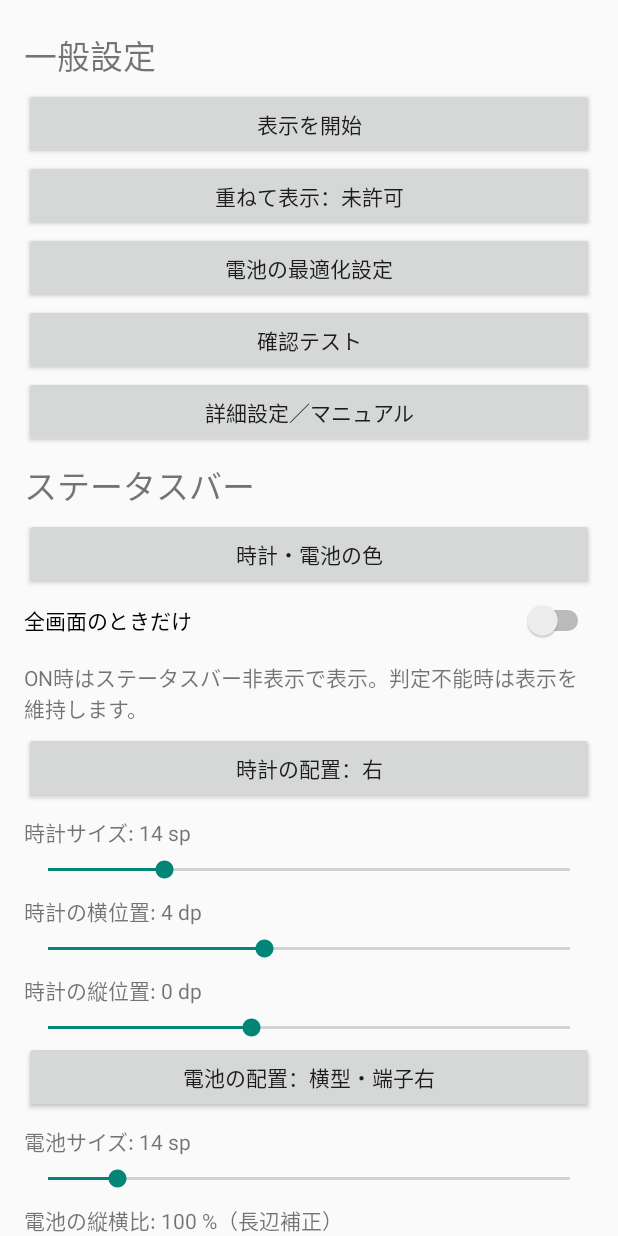
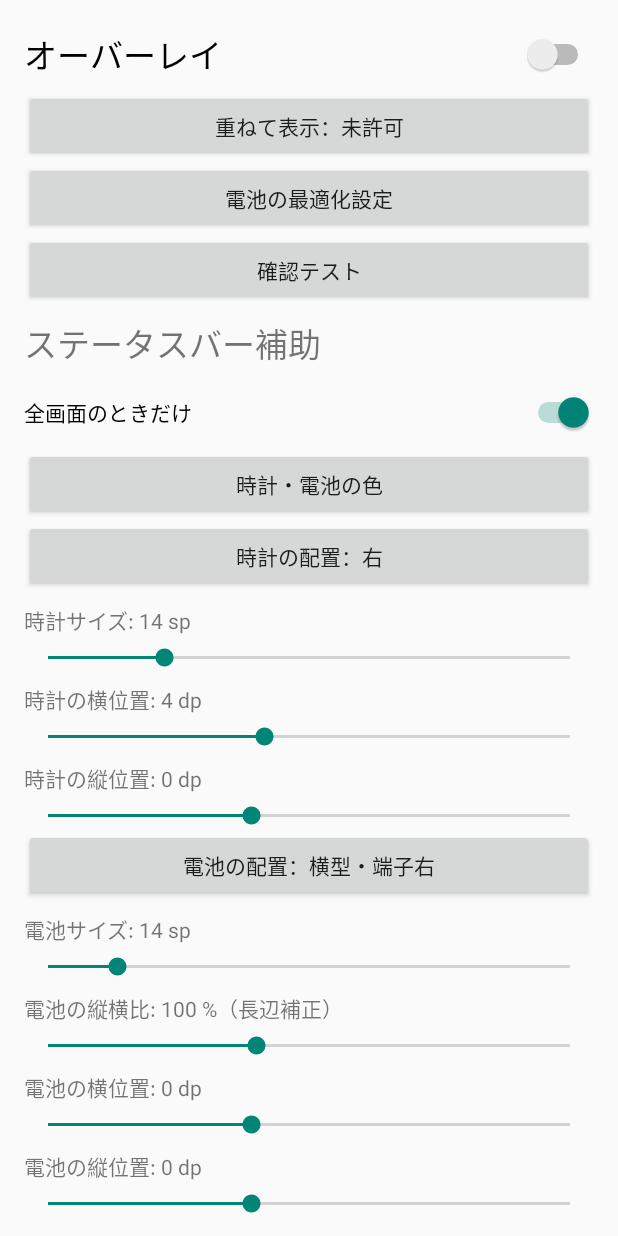
Before and after one commit to xiaqui/overlay, an Android app: the screen it shows after launch (MainActivity), on a phone screen of 412 x 824 dp. Run offline under Robolectric (Android 15) with nearby library versions, the phone set to English and light mode, and no system bars.

Commit message:
feat: reorganize Overlay settings and simplify per-app visibility

```diff
--- a/app/src/main/java/com/xiaqui/overlay/MainActivity.kt
+++ b/app/src/main/java/com/xiaqui/overlay/MainActivity.kt
@@ -2,6 +2,7 @@ package com.xiaqui.overlay
 
 import android.app.*
 import android.content.Intent
+import android.content.SharedPreferences
 import android.os.Bundle
 import android.net.Uri
 import android.provider.Settings as SystemSettings
@@ -12,110 +13,161 @@ import android.widget.*
 class MainActivity: Activity() {
     private lateinit var settings: Settings
     private lateinit var content: LinearLayout
+    private var overlaySwitch: Switch?=null
+    private val enabledListener=SharedPreferences.OnSharedPreferenceChangeListener { _, key ->
+        if(key=="enabled")overlaySwitch?.isChecked=settings.bool("enabled")
+    }
     override fun onCreate(state: Bundle?) { super.onCreate(state);settings=Settings(this) }
     override fun onResume() { super.onResume();if(settings.bool("enabled")) OverlayService.start(this);showSettings() }
+    override fun onStart() { super.onStart();settings.prefs.registerOnSharedPreferenceChangeListener(enabledListener) }
+    override fun onStop() { settings.prefs.unregisterOnSharedPreferenceChangeListener(enabledListener);super.onStop() }
     private fun text(value: String,size: Float=14f) = TextView(this).apply { text=value;textSize=size;setPadding(0,12,0,8) }
-    private fun button(label: String,action: ()->Unit) { content.addView(Button(this).apply { text=label;setOnClickListener { action() } }) }
-    private fun toggle(label: String,key: String,default: Boolean=false) {
-        content.addView(Switch(this).apply {
-            text=label;isChecked=settings.bool(key,default);setPadding(0,14,0,14)
-            setOnCheckedChangeListener { _, value -> if(settings.bool(key,default)!=value)settings.set(key,value) }
-        })
+    private fun button(label: String,action: ()->Unit)=Button(this).apply {
+        text=label;setOnClickListener { action() };content.addView(this)
     }
-    private fun slider(label: String,key: String,min: Int,max: Int,default: Int,unit: String=if(key=="size")"sp" else "dp") {
+    private fun switchRow(label: String,checked: Boolean,heading: Boolean=false,change: (Boolean)->Unit)=Switch(this).apply {
+        text=label;isChecked=checked
+        val density=resources.displayMetrics.density
+        minHeight=(48*density).toInt()
+        switchPadding=(12*density).toInt()
+        if(heading)textSize=22f
+        setOnCheckedChangeListener { _,value->change(value) }
+        content.addView(this)
+    }
+    private fun toggle(label: String,key: String,default: Boolean=false)=switchRow(label,settings.bool(key,default)) {
+        if(settings.bool(key,default)!=it)settings.set(key,it)
+    }
+    private fun slider(label: String,key: String,min: Int,max: Int,default: Int,unit: String=if(key=="size")"sp" else "dp",parent: LinearLayout=content): Pair<TextView,SeekBar> {
         val current=settings.number(key,default).coerceIn(min,max)
-        val title=text("$label: $current $unit");content.addView(title)
-        content.addView(SeekBar(this).apply {
+        val title=text("$label: $current $unit");parent.addView(title)
+        var dragging=false
+        val bar=SeekBar(this).apply {
             this.max=max-min;progress=current-min
             setOnSeekBarChangeListener(object: SeekBar.OnSeekBarChangeListener {
-                override fun onProgressChanged(bar: SeekBar,value: Int,fromUser: Boolean) { title.text="$label: ${value+min} $unit" }
-                override fun onStartTrackingTouch(bar: SeekBar) {}
-                override fun onStopTrackingTouch(bar: SeekBar) { settings.set(key,bar.progress+min) }
+                override fun onProgressChanged(bar: SeekBar,value: Int,fromUser: Boolean) {
+                    title.text="$label: ${value+min} $unit"
+                    if(fromUser && bar.isEnabled && !dragging)settings.set(key,value+min)
+                }
+                override fun onStartTrackingTouch(bar: SeekBar) { dragging=true }
+                override fun onStopTrackingTouch(bar: SeekBar) {
+                    dragging=false
+                    if(bar.isEnabled)settings.set(key,bar.progress+min)
+                }
             })
-        })
+        }
+        parent.addView(bar)
+        return title to bar
     }
-    private fun choice(title: String,labels: Array<String>,selected: Int,refresh: Boolean=true,save: (Int)->Unit) {
+    private fun choice(title: String,labels: Array<String>,selected: Int,save: (Int)->Unit) {
         AlertDialog.Builder(this).setTitle(title).setSingleChoiceItems(labels,selected) { dialog,n->
             if(n!=selected)save(n)
             dialog.dismiss()
-            if(n!=selected && refresh)showSettings()
         }.setNegativeButton("戻る",null).show()
     }
     private fun showSettings() {
         content=LinearLayout(this).apply { orientation=LinearLayout.VERTICAL;setPadding(24,18,24,24) }
         setContentView(ScrollView(this).apply { addView(content) })
         fun section(label: String) { content.addView(text(label,22f)) }
-        section("一般設定")
-        button(if(settings.bool("enabled"))"表示を停止" else "表示を開始") {
-            if(!SystemSettings.canDrawOverlays(this))
+        overlaySwitch=switchRow("オーバーレイ",settings.bool("enabled"),heading=true) { enabled->
+            if(enabled==settings.bool("enabled"))Unit
+            else if(enabled && !SystemSettings.canDrawOverlays(this)) {
+                overlaySwitch?.isChecked=false
                 startActivity(Intent(SystemSettings.ACTION_MANAGE_OVERLAY_PERMISSION,Uri.parse("package:$packageName")))
-            else {
-                val enabled=!settings.bool("enabled");settings.set("enabled",enabled)
+            } else {
+                settings.set("enabled",enabled)
                 if(enabled)OverlayService.start(this) else stopService(Intent(this,OverlayService::class.java))
             }
-            showSettings()
         }
         button(if(SystemSettings.canDrawOverlays(this))"重ねて表示：許可済み" else "重ねて表示：未許可") {
             startActivity(Intent(SystemSettings.ACTION_MANAGE_OVERLAY_PERMISSION,Uri.parse("package:$packageName")))
         }
         button("電池の最適化設定") { startActivity(Intent(SystemSettings.ACTION_IGNORE_BATTERY_OPTIMIZATION_SETTINGS)) }
         button("確認テスト") { startActivity(Intent(this,PreviewActivity::class.java)) }
-        button("詳細設定／マニュアル") { showDetails() }
-        section("ステータスバー")
+        section("ステータスバー補助")
+        toggle("全画面のときだけ","fullscreen",Settings.FULLSCREEN_DEFAULT)
         button("時計・電池の色") {
-            choice("時計・電池の色",arrayOf("白（標準）","薄い灰色","濃い灰色"),settings.number("color",0),refresh=false) { settings.set("color",it) }
+            choice("時計・電池の色",arrayOf("白（標準）","薄い灰色","濃い灰色"),settings.number("color",0)) { settings.set("color",it) }
         }
-        toggle("全画面のときだけ","fullscreen")
-        content.addView(text("ON時はステータスバー非表示で表示。判定不能時は表示を維持します。"))
-        val clockPosition=if(!settings.bool("clock",true))2 else if(settings.clockOnLeft())1 else 0
-        button("時計の配置："+arrayOf("右","左","なし")[clockPosition]) {
-            choice("時計の配置",arrayOf("右","左","なし"),clockPosition) {
-                if(it==2)settings.set("clock",false)
-                else { settings.set("clock_left",it==1);settings.set("clock",true) }
+        fun group()=LinearLayout(this).apply { orientation=LinearLayout.VERTICAL }
+        val clockGroup=group()
+        val clockLabels=arrayOf("右","左","なし")
+        fun clockLabel(i: Int)="時計の配置："+clockLabels[i]
+        var clockPosition=if(!settings.bool("clock",true))2 else if(settings.clockOnLeft())1 else 0
+        val clockButton=button(clockLabel(clockPosition)) {}
+        clockButton.setOnClickListener {
+            choice("時計の配置",clockLabels,clockPosition) {
+                settings.prefs.edit().apply {
+                    putBoolean("clock",it!=2)
+                    if(it!=2)putBoolean("clock_left",it==1)
+                }.apply()
+                clockPosition=it
+                clockButton.text=clockLabel(it);clockGroup.visibility=if(it==2)View.GONE else View.VISIBLE
             }
         }
-        if(settings.bool("clock",true)) {
-            slider("時計サイズ","size",10,28,14)
-            slider("時計の横位置","x",Settings.MIN_OFFSET_DP,Settings.MAX_OFFSET_DP,4)
-            slider("時計の縦位置","y",Settings.MIN_OFFSET_DP,Settings.MAX_OFFSET_DP,0)
-        }
+        content.addView(clockGroup)
+        slider("時計サイズ","size",10,28,14,parent=clockGroup)
+        slider("時計の横位置","x",Settings.MIN_OFFSET_DP,Settings.MAX_OFFSET_DP,4,parent=clockGroup)
+        slider("時計の縦位置","y",Settings.MIN_OFFSET_DP,Settings.MAX_OFFSET_DP,0,parent=clockGroup)
+        clockGroup.visibility=if(clockPosition==2)View.GONE else View.VISIBLE
         val directions=arrayOf("横型・端子右","横型・端子左","縦型・端子上","なし")
-        val batteryPosition=if(settings.bool("battery",true))settings.batteryDirection() else 3
-        button("電池の配置："+directions[batteryPosition]) {
+        var batteryPosition=if(settings.bool("battery",true))settings.batteryDirection() else 3
+        val batteryGroup=group()
+        val batteryButton=button("電池の配置："+directions[batteryPosition]) {}
+        batteryButton.setOnClickListener {
             choice("電池の配置",directions,batteryPosition) {
-                if(it==3)settings.set("battery",false)
-                else { settings.setBatteryDirection(it);settings.set("battery",true) }
+                settings.prefs.edit().apply {
+                    putBoolean("battery",it!=3)
+                    if(it!=3)putInt("battery_direction",it).putBoolean("battery_reversed",it==1)
+                }.apply()
+                batteryPosition=it
+                batteryButton.text="電池の配置："+directions[it]
+                batteryGroup.visibility=if(it==3)View.GONE else View.VISIBLE
             }
         }
-        if(settings.bool("battery",true)) {
-            slider("電池サイズ","battery_size",10,40,settings.batterySize(),"sp")
-            slider("電池の縦横比","battery_aspect",60,160,100,"%（長辺補正）")
-            slider("電池の横位置","battery_x",Settings.MIN_OFFSET_DP,Settings.MAX_OFFSET_DP,0)
-            slider("電池の縦位置","battery_y",Settings.MIN_OFFSET_DP,Settings.MAX_OFFSET_DP,0)
+        content.addView(batteryGroup)
+        slider("電池サイズ","battery_size",10,40,settings.batterySize(),"sp",batteryGroup)
+        slider("電池の縦横比","battery_aspect",60,160,100,"%（長辺補正）",batteryGroup)
+        slider("電池の横位置","battery_x",Settings.MIN_OFFSET_DP,Settings.MAX_OFFSET_DP,0,parent=batteryGroup)
+        slider("電池の縦位置","battery_y",Settings.MIN_OFFSET_DP,Settings.MAX_OFFSET_DP,0,parent=batteryGroup)
+        batteryGroup.visibility=if(batteryPosition==3)View.GONE else View.VISIBLE
+        lateinit var unified: Switch
+        lateinit var recents: Switch
+        switchRow("ナビゲーションバー着色",settings.navbarEnabled(),heading=true) {
+            settings.set("navbar_enabled",it)
+            unified.isEnabled=it;recents.isEnabled=it
         }
-        section("ナビゲーションバー")
-        toggle("ナビバー着色","navbar_enabled")
-        toggle("上部バーにも同じ色を適用","navbar_unified")
-        toggle("Recentsでは着色しない","navbar_recents_off")
-        content.addView(text("着色OFF中も下の2設定を保持しますが適用しません。"))
+        unified=toggle("上部バーにも同じ色を適用","navbar_unified").apply { isEnabled=settings.navbarEnabled() }
+        recents=toggle("Recentsでは着色しない","navbar_recents_off").apply { isEnabled=settings.navbarEnabled() }
         content.addView(text("Recents停止をONにすると一部端末ではHomeも無着色。判定不能時は着色を維持します。"))
         content.addView(text("固定色優先、それ以外は自動推定。明るい色ではボタンの視認性に注意。"))
-        section("ラウンドコーナー")
-        toggle("上の角丸","top");toggle("下の角丸","bottom")
-        slider("角丸半径","radius",0,64,18)
-        content.addView(text("上下OFF中は半径を保持しますが適用しません。"))
-        section("アプリ別設定")
         button(if(OverlayService.usageAllowed(this))"使用状況へのアクセス：許可済み" else "使用状況へのアクセス：未許可") {
             startActivity(Intent(SystemSettings.ACTION_USAGE_ACCESS_SETTINGS))
         }
-        if(!OverlayService.usageAllowed(this))content.addView(text("未許可でも設定は編集できますが、前面アプリへ適用されません。"))
+        lateinit var radius: Pair<TextView,SeekBar>
+        val partial=text(when(settings.defaultMask()) {
+            1->"以前の設定：上の角丸のみ有効"
+            2->"以前の設定：下の角丸のみ有効"
+            else->""
+        })
+        // A legacy one-sided mask counts as enabled until the user explicitly toggles it.
+        switchRow("ラウンドコーナー",settings.defaultMask()!=0,heading=true) {
+            settings.setCornersEnabled(it)
+            radius.first.isEnabled=it;radius.second.isEnabled=it
+            partial.visibility=View.GONE
+        }
+        partial.visibility=if(partial.text.isEmpty())View.GONE else View.VISIBLE
+        content.addView(partial)
+        radius=slider("角丸半径","radius",0,64,18)
+        radius.first.isEnabled=settings.defaultMask()!=0;radius.second.isEnabled=settings.defaultMask()!=0
+        section("詳細設定")
         button("アプリ別設定") { chooseApp() }
+        button("マニュアルと診断") { showDetails() }
     }
     internal fun refreshForTest()=showSettings()
     private fun showDetails() {
         val box=LinearLayout(this).apply { orientation=LinearLayout.VERTICAL;setPadding(24,12,24,12) }
         box.addView(text("使い方",18f))
-        box.addView(text("「表示を開始」には重ねて表示の許可が必要です。時計と電池は配置で「なし」を選ぶと非表示になり、サイズや位置は保存されます。全画面のときだけを使う場合、アプリ別例外には使用状況へのアクセスが必要です。"))
+        box.addView(text("オーバーレイの開始には重ねて表示の許可が必要です。停止中も設定は編集できます。時計と電池は配置で「なし」を選ぶと非表示になり、サイズや位置は保存されます。「自動判定」は全画面のときだけの設定に従います。アプリ別の「常に表示」「表示しない」は全画面設定にかかわらず適用し、全体の配置で「なし」にしたものは表示しません。アプリ別設定の適用には使用状況へのアクセスが必要です。"))
         box.addView(text("ナビゲーションバーとラウンドコーナー",18f))
         box.addView(text("着色はアプリ別固定色を優先し、未指定ならテーマやアイコンから推定します。「なし」は着色しません。Recents停止は端末によりHomeも対象になります。明るい固定色ではOSのナビボタンが読みにくい場合があります。角丸は全体の上下設定を優先します。"))
         box.addView(text("上下同色と互換方式",18f))
@@ -128,7 +180,7 @@ class MainActivity: Activity() {
             text="互換表示方式（バーより背面）";isChecked=settings.bool("modern")
             setOnCheckedChangeListener { _,value->settings.set("modern",value) }
         })
-        AlertDialog.Builder(this).setTitle("詳細設定／マニュアル")
+        AlertDialog.Builder(this).setTitle("マニュアルと診断")
             .setView(ScrollView(this).apply { addView(box) }).setPositiveButton("閉じる",null).show()
     }
     private fun diagnosticText(): String {
@@ -179,15 +231,14 @@ class MainActivity: Activity() {
             entries.map { (if(it.first in configured)"設定済み： " else "")+it.second }.toTypedArray()
         ) { _,i->showAppSettings(entries[i].first,entries[i].second) }.setNegativeButton("戻る",null).show()
     }
-    private val displayLabels=arrayOf("自動判定","時計・電池を表示","時計・電池を非表示","時計のみ表示","電池のみ表示")
+    private val displayLabels=arrayOf("自動判定","常に表示","表示しない")
     private fun showAppSettings(pkg: String,label: String) {
         val box=LinearLayout(this).apply { orientation=LinearLayout.VERTICAL;setPadding(24,12,24,12) }
         fun row(labelText: String,action: ()->Unit) {
             box.addView(Button(this).apply { text=labelText;setOnClickListener { action() } })
         }
         val allowed=OverlayService.usageAllowed(this)
-        if(!allowed)box.addView(text("使用状況アクセス未許可：保存・編集できますが適用されません。"))
-        if(!allowed)row("使用状況へのアクセスを設定") { startActivity(Intent(SystemSettings.ACTION_USAGE_ACCESS_SETTINGS)) }
+        if(!allowed)box.addView(text("使用状況アクセス未許可：保存・編集できますが適用されません。許可はナビゲーションバー着色欄から設定できます。"))
         val dialog=AlertDialog.Builder(this).setTitle(label).setView(ScrollView(this).apply { addView(box) })
             .setNegativeButton("戻る") { _,_->chooseApp() }.create()
         fun edit(title: String,labels: Array<String>,selected: Int,save: (Int)->Unit) {
@@ -195,18 +246,14 @@ class MainActivity: Activity() {
                 save(n);child.dismiss();dialog.dismiss();showAppSettings(pkg,label)
             }.setNegativeButton("戻る",null).show()
         }
-        row("角丸："+Policy.cornerLabels[settings.rule(pkg)]+if(settings.defaultMask()==0)"（上下OFFで未適用）" else "") {
-            edit("角丸",Policy.cornerLabels.toTypedArray(),settings.rule(pkg)) { settings.setRule(pkg,it) }
-        }
-        row("時計・電池の表示："+displayLabels[settings.displayRule(pkg)]+
-            if(!settings.bool("fullscreen"))"（全画面モードOFFで未適用）" else "") {
-            edit("時計・電池の表示",displayLabels,settings.displayRule(pkg)) { settings.setDisplayRule(pkg,it) }
+        row("上部情報の表示："+displayLabels[settings.displayRule(pkg)]) {
+            edit("上部情報の表示",displayLabels,settings.displayRule(pkg)) { settings.setDisplayRule(pkg,it) }
         }
         val colorLabels=arrayOf("自動","固定色","なし")
-        row("ナビバー着色："+colorLabels[settings.navbarMode(pkg)]+
+        row("ナビゲーションバー着色："+colorLabels[settings.navbarMode(pkg)]+
             (settings.navbarColor(pkg)?.let { " #%06X".format(it and 0xffffff) } ?: "")+
             if(!settings.navbarEnabled())"（着色OFFで未適用）" else "") {
-            AlertDialog.Builder(this).setTitle("ナビバー着色").setSingleChoiceItems(colorLabels,settings.navbarMode(pkg)) { child,n->
+            AlertDialog.Builder(this).setTitle("ナビゲーションバー着色").setSingleChoiceItems(colorLabels,settings.navbarMode(pkg)) { child,n->
                 child.dismiss()
                 if(n==Settings.NAVBAR_FIXED)showNavbarColor(label,pkg) {
                     dialog.dismiss();showAppSettings(pkg,label)
@@ -215,6 +262,9 @@ class MainActivity: Activity() {
                     dialog.dismiss();showAppSettings(pkg,label)
                 }
             }.setNegativeButton("戻る",null).show()
+        }
+        row("ラウンドコーナー："+Policy.cornerLabels[settings.rule(pkg)]+if(settings.defaultMask()==0)"（上下OFFで未適用）" else "") {
+            edit("ラウンドコーナー",Policy.cornerLabels.toTypedArray(),settings.rule(pkg)) { settings.setRule(pkg,it) }
         }
         dialog.show()
     }
--- a/app/src/main/java/com/xiaqui/overlay/OverlayService.kt
+++ b/app/src/main/java/com/xiaqui/overlay/OverlayService.kt
@@ -295,7 +295,7 @@ class OverlayService : Service() {
     }
     private fun updateStatusVisibility() {
         val exception=foreground?.let { settings.displayRule(it) } ?: Policy.DISPLAY_AUTO
-        val elements=Policy.statusElements(settings.bool("fullscreen"),exception,bars,globalStatusElements())
+        val elements=Policy.statusElements(settings.fullscreenOnly(),exception,bars,globalStatusElements())
         syncStatusWindows(elements)
         statusViews.forEach { it.visibility=View.VISIBLE }
         publishRuntime()
--- a/app/src/main/java/com/xiaqui/overlay/Settings.kt
+++ b/app/src/main/java/com/xiaqui/overlay/Settings.kt
@@ -22,6 +22,15 @@ class Settings(context: Context) {
             }
             // Keep original app:* values for downgrade; one atomic, idempotent migration.
             editor.putInt("cornerSchema",2).commit()
+        }
+        if(!prefs.getBoolean("displaySchema3",false)) {
+            val editor=prefs.edit()
+            for((key,value) in prefs.all)if(key.startsWith("display:") && value is Int) {
+                val rule=Policy.displayRule(value)
+                if(rule==Policy.DISPLAY_AUTO)editor.remove(key)
+                else if(value!=rule)editor.putInt(key,rule)
+            }
+            editor.putBoolean("displaySchema3",true).commit()
         }
     }
     fun bool(key: String,default: Boolean=false)=prefs.getBoolean(key,default)
@@ -56,8 +65,9 @@ class Settings(context: Context) {
     fun displayRule(pkg: String)=Policy.displayRule(number("display:$pkg",Policy.DISPLAY_AUTO))
     fun setDisplayRule(pkg: String,value: Int) {
         prefs.edit().apply {
-            if(value==Policy.DISPLAY_AUTO)remove("display:$pkg")
-            else putInt("display:$pkg",value.coerceIn(Policy.DISPLAY_BOTH,Policy.DISPLAY_BATTERY))
+            val rule=Policy.displayRule(value)
+            if(rule==Policy.DISPLAY_AUTO)remove("display:$pkg")
+            else putInt("display:$pkg",rule)
         }.apply()
     }
     fun navbarEnabled()=bool("navbar_enabled")
@@ -82,11 +92,16 @@ class Settings(context: Context) {
         prefs.edit().remove("navbar:$pkg").putInt("navbarMode:$pkg",NAVBAR_NONE).apply()
     }
     fun hasRules()=navbarEnabled() || prefs.all.keys.any { it.startsWith("corner2:") || it.startsWith("display:") }
-    fun needsBars()=navbarEnabled() || bool("fullscreen") || prefs.all.any { (k,v)->k.startsWith("corner2:") && v is Int && v in Policy.TOP_INSIDE..Policy.BOTH_INSIDE }
+    fun fullscreenOnly()=bool("fullscreen",FULLSCREEN_DEFAULT)
+    fun needsBars()=navbarEnabled() || fullscreenOnly() || prefs.all.any { (k,v)->k.startsWith("corner2:") && v is Int && v in Policy.TOP_INSIDE..Policy.BOTH_INSIDE }
     fun defaultMask()=(if(bool("top"))1 else 0) or (if(bool("bottom"))2 else 0)
+    fun setCornersEnabled(enabled: Boolean) {
+        prefs.edit().putBoolean("top",enabled).putBoolean("bottom",enabled).apply()
+    }
 
     companion object {
         const val MIN_OFFSET_DP=-64
+        const val FULLSCREEN_DEFAULT=true
         const val MAX_OFFSET_DP=100
         const val NAVBAR_AUTO=0
         const val NAVBAR_FIXED=1
```
Also changed, not shown: app/src/main/java/com/xiaqui/overlay/Policy.kt (+7 -17 lines), 5 other files.
